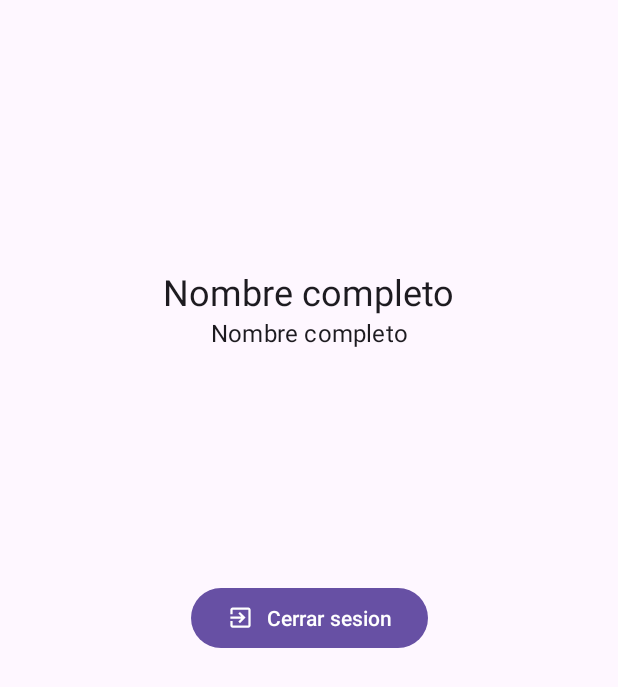
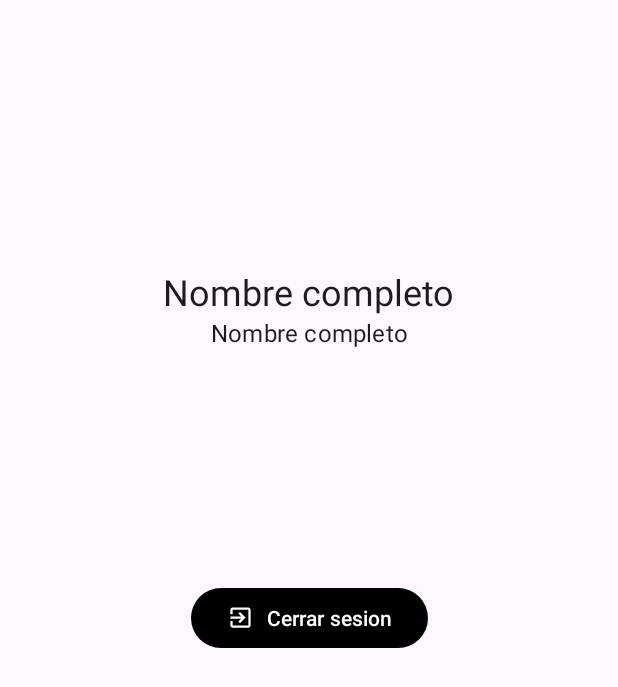
Before and after one commit to Luigi-Avila/Snapshots, an Android app: the layout fragment_profile.xml on its own in the app's theme, with its tools: preview values and no code run, on a phone screen of 412 x 824 dp. Shown: the top 687 px of the screen. Run offline under Robolectric (Android 15) with nearby library versions, the phone set to English and light mode, and no system bars.

Commit message:
feat: design reviewed

```diff
--- a/app/src/main/res/layout/fragment_profile.xml
+++ b/app/src/main/res/layout/fragment_profile.xml
@@ -10,7 +10,7 @@
         android:id="@+id/btnLogout"
         android:layout_width="wrap_content"
         android:layout_height="wrap_content"
-        android:text="Cerrar sesion"
+        android:text="@string/action_logout"
         app:icon="@drawable/ic_exit_to_app"
         app:layout_constraintBottom_toBottomOf="parent"
         app:layout_constraintEnd_toEndOf="parent"
--- a/app/src/main/res/layout/item_snapshot.xml
+++ b/app/src/main/res/layout/item_snapshot.xml
@@ -15,6 +15,7 @@
         android:layout_height="match_parent">
 
         <ImageView
+            android:importantForAccessibility="no"
             android:layout_margin="@dimen/common_padding_min"
             android:id="@+id/imgUser"
             android:layout_width="40dp"
@@ -37,6 +38,7 @@
             />
 
         <androidx.appcompat.widget.AppCompatImageButton
+            android:importantForAccessibility="no"
             android:id="@+id/btnDelete"
             android:layout_width="0dp"
             android:layout_height="wrap_content"
@@ -49,6 +51,7 @@
             />
 
         <ImageView
+            android:importantForAccessibility="no"
             android:id="@+id/imgPhoto"
             android:layout_width="match_parent"
             android:layout_height="0dp"
--- a/app/src/main/res/values/strings.xml
+++ b/app/src/main/res/values/strings.xml
@@ -9,6 +9,9 @@
     <string name="post_message_valid_title">Por favor, agrega un titulo</string>
 
     <string name="description_number_likes">Les gusta esta publicacion</string>
+    <string name="description_post">Publicar</string>
+    <string name="hint_title_photo">Titulo de la instantanea</string>
+    <string name="action_logout">Cerrar sesion</string>
 
     <plurals name="numberOfLikes">
         <item quantity="one">A %d persona le gusta esta publicacion</item>
--- a/app/src/main/res/values/themes.xml
+++ b/app/src/main/res/values/themes.xml
@@ -2,7 +2,7 @@
     <!-- Base application theme. -->
     <style name="Base.Theme.Snapshots" parent="Theme.Material3.DayNight.NoActionBar">
         <!-- Customize your light theme here. -->
-        <!-- <item name="colorPrimary">@color/my_light_primary</item> -->
+         <item name="colorPrimary">@color/black</item>
     </style>
 
     <style name="Theme.Snapshots" parent="Base.Theme.Snapshots" />
```
Also changed, not shown: app/src/main/res/layout/fragment_add.xml (+4 -3 lines).
